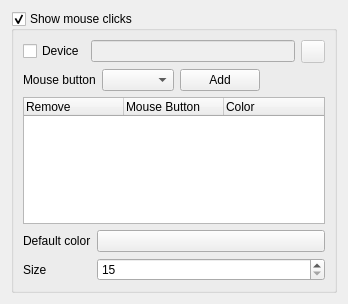
This is src/ui/mouse.ui in hippich/recorditnow as Qt 5 draws it before an edit. The edited form follows.
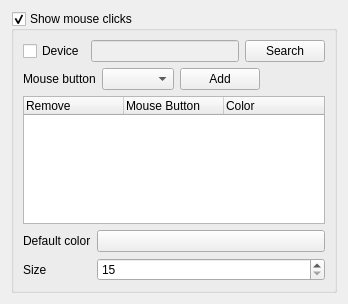
This is the edited form. Custom widgets are drawn as their Qt base class.

```diff
--- a/src/ui/mouse.ui
+++ b/src/ui/mouse.ui
@@ -43,12 +43,9 @@
          </widget>
         </item>
         <item>
-         <widget class="QToolButton" name="snoopButton">
-          <property name="enabled">
-           <bool>false</bool>
-          </property>
+         <widget class="KPushButton" name="snoopButton">
           <property name="text">
-           <string notr="true"/>
+           <string>Search</string>
           </property>
          </widget>
         </item>
```
Left out of the diff: 16 changed lines with no effect on the pictures.
